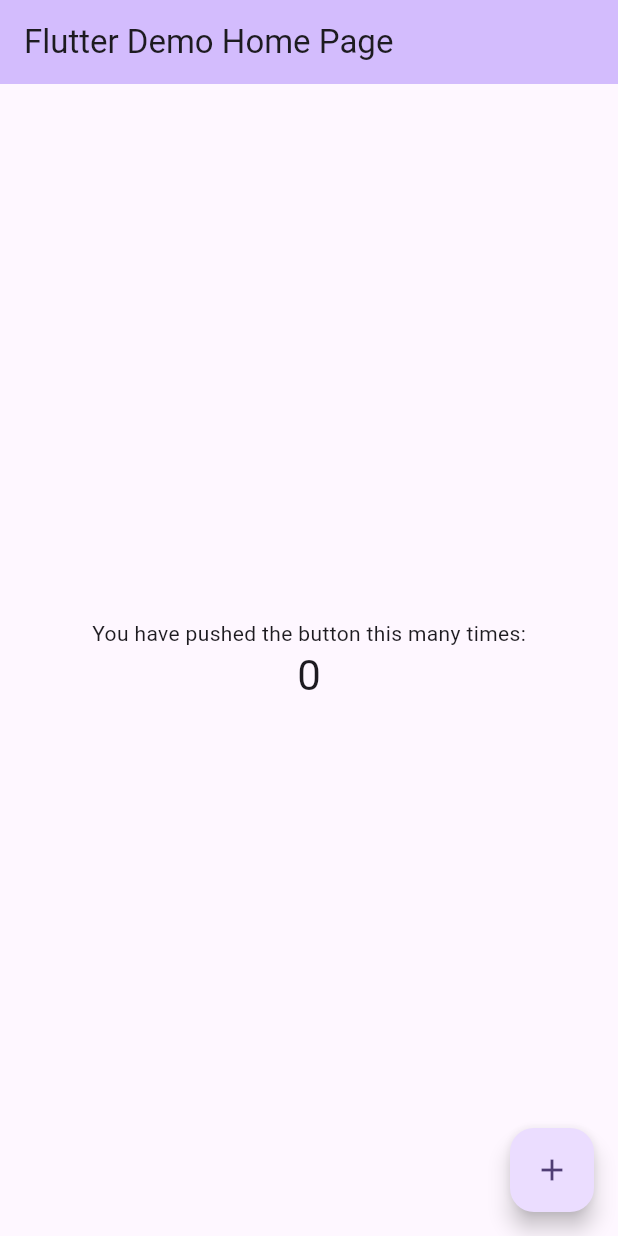
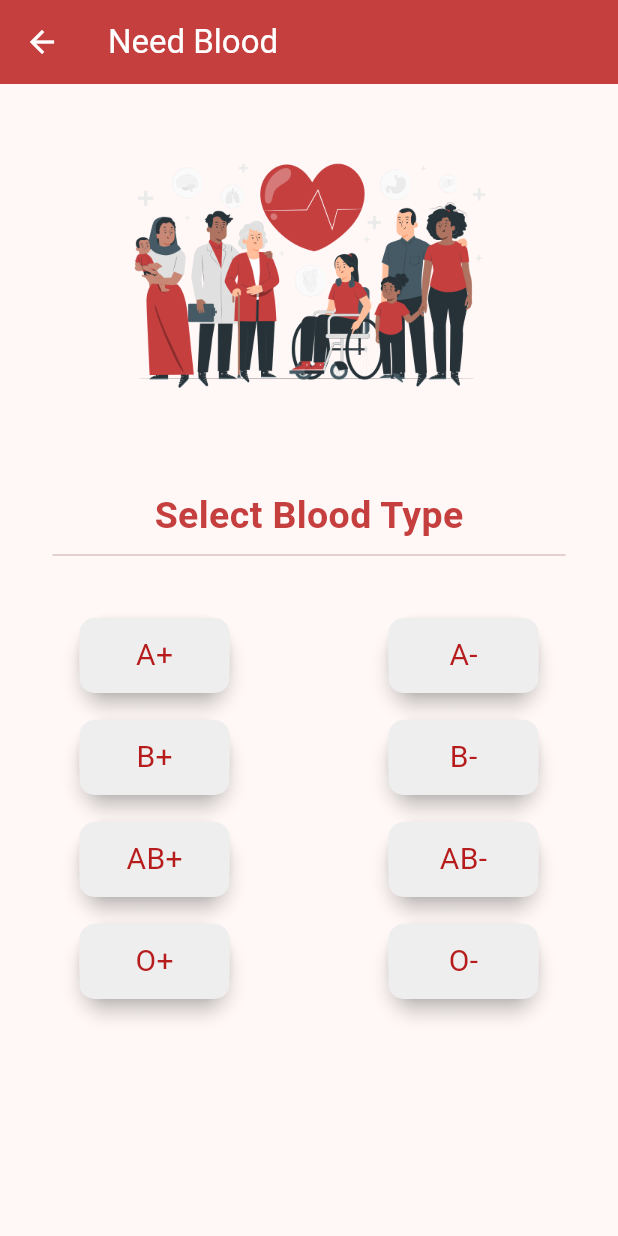
Before and after one commit to AroojAslam/blood_donation_app, a Flutter app: the screen it shows after launch, on a phone screen of 412 x 824 dp. Run offline on Flutter 3.47's test engine with Material 2 defaults, Android fonts, the phone set to English and light mode, and no system bars.

Commit message:
design ui

```diff
--- /dev/null
+++ b/lib/UI/Pages/blood_type.dart
@@ -0,0 +1,118 @@
+
+import 'package:blood_donation_app/UI/Pages/need_blood.dart';
+import 'package:flutter/material.dart';
+
+import '../constants.dart';
+import 'chose_type.dart';
+
+class BloodTyps extends StatefulWidget {
+  const BloodTyps({super.key});
+
+  @override
+  State<BloodTyps> createState() => _BloodTypsState();
+}
+
+class _BloodTypsState extends State<BloodTyps> {
+  @override
+  Widget build(BuildContext context) {
+    return SafeArea(child: Scaffold(
+      appBar: AppBar(
+        backgroundColor: darkRed(),
+        title: Text('Need Blood',style: TextStyle(color: Colors.white),),
+        leading: IconButton(
+          icon: Icon(Icons.arrow_back,color: Colors.white),
+          onPressed: (){
+            Navigator.push(context, MaterialPageRoute(builder: (context) => ChoosePage(),));
+          },
+        ),
+      ),
+      body: Center(
+        child: Column(
+
+          children: [
+            Image(
+              height: 250,
+                width: 250,
+                image: AssetImage('assets/images/blood_type.png')),
+            SizedBox(height: 20,),
+            Text('Select Blood Type',style: TextStyle(color: darkRed(),fontSize: 25,fontWeight: FontWeight.bold),),
+           Divider(endIndent: 35,indent: 35),
+
+            SizedBox(height: 30,),
+            Row(
+              mainAxisAlignment: MainAxisAlignment.spaceEvenly,
+              children: [
+              bloodGroupCard(
+                "A+",
+               () {
+                 Navigator.push(context, MaterialPageRoute(builder: (context) => NeedBlood(),));
+               },
+              ),
+              SizedBox(height: 30),
+              bloodGroupCard(
+                "A-",
+                () {
+
+                },
+              ),
+            ],),
+            SizedBox(height: 10,),
+            Row(
+              mainAxisAlignment: MainAxisAlignment.spaceEvenly,
+              children: [
+              bloodGroupCard(
+                "B+",
+                    () {
+
+                },
+              ),
+              SizedBox(height: 30),
+              bloodGroupCard(
+                "B-",
+                    () {
+
+                },
+              ),
+            ],),
+            SizedBox(height: 10,),
+            Row(
+              mainAxisAlignment: MainAxisAlignment.spaceEvenly,
+              children: [
+              bloodGroupCard(
+                "AB+",
+                    () {
+
+                },
+              ),
+              SizedBox(height: 30),
+              bloodGroupCard(
+                "AB-",
+                    () {
+
+                },
+              ),
+            ],),
+            SizedBox(height: 10,),
+            Row(
+              mainAxisAlignment: MainAxisAlignment.spaceEvenly,
+              children: [
+              bloodGroupCard(
+                "O+",
+                    () {
+
+                },
+              ),
+              SizedBox(height: 30),
+              bloodGroupCard(
+                "O-",
+                    () {
+
+                },
+              ),
+            ],),
+          ],
+        ),
+      ),
+    ));
+  }
+}
--- /dev/null
+++ b/lib/UI/constants.dart
@@ -0,0 +1,84 @@
+import 'dart:ui';
+
+import 'package:flutter/material.dart';
+
+Color darkRed(){
+  return Color.fromRGBO(197, 63, 63, 1);
+}
+Widget customCard(Color color, String imagePath, String text, Color textColor,VoidCallback ontap ) {
+  return Card(
+    elevation: 5,
+    shape: RoundedRectangleBorder(
+      borderRadius: BorderRadius.circular(20),
+    ),
+    child: Container(
+      height: 220,
+      width: 220,
+      decoration: BoxDecoration(
+        color: color.withOpacity(0.3),
+        borderRadius: BorderRadius.circular(20),
+      ),
+      child: Column(
+        mainAxisAlignment: MainAxisAlignment.center,
+        children: [
+          Image(
+            height: 120,
+            width: 120,
+            image: AssetImage(imagePath),
+          ),
+          SizedBox(height: 10),
+          GestureDetector(
+            onTap: ontap,
+            child: Card(
+              elevation: 5,
+              shape: RoundedRectangleBorder(
+                borderRadius: BorderRadius.circular(20),
+              ),
+              child: Container(
+                height: 50,
+                width: 170,
+                decoration: BoxDecoration(
+                  color: Colors.grey.shade100,
+                  borderRadius: BorderRadius.circular(10),
+                ),
+                child: Center(
+                  child: Text(
+                    text,
+                    style: TextStyle(color: textColor, fontSize: 20),
+                  ),
+                ),
+              ),
+            ),
+          ),
+        ],
+      ),
+    ),
+  );
+}
+
+
+Widget bloodGroupCard( String text, VoidCallback ontap ) {
+  return  GestureDetector(
+    onTap: ontap,
+    child: Card(
+      elevation: 5,
+      shape: RoundedRectangleBorder(
+        borderRadius: BorderRadius.circular(20),
+      ),
+      child: Container(
+        height: 50,
+        width: 100,
+        decoration: BoxDecoration(
+          color: Colors.grey.shade200,
+          borderRadius: BorderRadius.circular(10),
+        ),
+        child: Center(
+          child: Text(
+            text,
+            style: TextStyle(color: Colors.red.shade900, fontSize: 20),
+          ),
+        ),
+      ),
+    ),
+  );
+}
--- a/lib/main.dart
+++ b/lib/main.dart
@@ -1,4 +1,10 @@
 import 'package:flutter/material.dart';
+
+import 'UI/Pages/blood_type.dart';
+import 'UI/Pages/chose_type.dart';
+import 'UI/Pages/donate_blood_form.dart';
+import 'UI/constants.dart';
+import 'UI/splash_screen.dart';
 
 void main() {
   runApp(const MyApp());
@@ -11,115 +17,13 @@ class MyApp extends StatelessWidget {
   @override
   Widget build(BuildContext context) {
     return MaterialApp(
+      debugShowCheckedModeBanner: false,
       title: 'Flutter Demo',
       theme: ThemeData(
-        // This is the theme of your application.
-        //
-        // TRY THIS: Try running your application with "flutter run". You'll see
-        // the application has a blue toolbar. Then, without quitting the app,
-        // try changing the seedColor in the colorScheme below to Colors.green
-        // and then invoke "hot reload" (save your changes or press the "hot
-        // reload" button in a Flutter-supported IDE, or press "r" if you used
-        // the command line to start the app).
-        //
-        // Notice that the counter didn't reset back to zero; the application
-        // state is not lost during the reload. To reset the state, use hot
-        // restart instead.
-        //
-        // This works for code too, not just values: Most code changes can be
-        // tested with just a hot reload.
-        colorScheme: ColorScheme.fromSeed(seedColor: Colors.deepPurple),
+        colorScheme: ColorScheme.fromSeed(seedColor: darkRed()),
         useMaterial3: true,
       ),
-      home: const MyHomePage(title: 'Flutter Demo Home Page'),
+      home: BloodTyps(),
     );
   }
 }
-
-class MyHomePage extends StatefulWidget {
-  const MyHomePage({super.key, required this.title});
-
-  // This widget is the home page of your application. It is stateful, meaning
-  // that it has a State object (defined below) that contains fields that affect
-  // how it looks.
-
-  // This class is the configuration for the state. It holds the values (in this
-  // case the title) provided by the parent (in this case the App widget) and
-  // used by the build method of the State. Fields in a Widget subclass are
-  // always marked "final".
-
-  final String title;
-
-  @override
-  State<MyHomePage> createState() => _MyHomePageState();
-}
-
-class _MyHomePageState extends State<MyHomePage> {
-  int _counter = 0;
-
-  void _incrementCounter() {
-    setState(() {
-      // This call to setState tells the Flutter framework that something has
-      // changed in this State, which causes it to rerun the build method below
-      // so that the display can reflect the updated values. If we changed
-      // _counter without calling setState(), then the build method would not be
-      // called again, and so nothing would appear to happen.
-      _counter++;
-    });
-  }
-
-  @override
-  Widget build(BuildContext context) {
-    // This method is rerun every time setState is called, for instance as done
-    // by the _incrementCounter method above.
-    //
-    // The Flutter framework has been optimized to make rerunning build methods
-    // fast, so that you can just rebuild anything that needs updating rather
-    // than having to individually change instances of widgets.
-    return Scaffold(
-      appBar: AppBar(
-        // TRY THIS: Try changing the color here to a specific color (to
-        // Colors.amber, perhaps?) and trigger a hot reload to see the AppBar
-        // change color while the other colors stay the same.
-        backgroundColor: Theme.of(context).colorScheme.inversePrimary,
-        // Here we take the value from the MyHomePage object that was created by
-        // the App.build method, and use it to set our appbar title.
-        title: Text(widget.title),
-      ),
-      body: Center(
-        // Center is a layout widget. It takes a single child and positions it
-        // in the middle of the parent.
-        child: Column(
-          // Column is also a layout widget. It takes a list of children and
-          // arranges them vertically. By default, it sizes itself to fit its
-          // children horizontally, and tries to be as tall as its parent.
-          //
-          // Column has various properties to control how it sizes itself and
-          // how it positions its children. Here we use mainAxisAlignment to
-          // center the children vertically; the main axis here is the vertical
-          // axis because Columns are vertical (the cross axis would be
-          // horizontal).
-          //
-          // TRY THIS: Invoke "debug painting" (choose the "Toggle Debug Paint"
-          // action in the IDE, or press "p" in the console), to see the
-          // wireframe for each widget.
-          mainAxisAlignment: MainAxisAlignment.center,
-          children: <Widget>[
-            const Text(
-              'You have pushed the button this many times:',
-            ),
-            Text(
-              '$_counter',
-              style: Theme.of(context).textTheme.headlineMedium,
-            ),
-          ],
-        ),
-      ),
-      floatingActionButton: FloatingActionButton(
-        onPressed: _incrementCounter,
-        tooltip: 'Increment',
-        child: const Icon(Icons.add),
-      ), // This trailing comma makes auto-formatting nicer for build methods.
-    );
-  }
-}
--- a/pubspec.yaml
+++ b/pubspec.yaml
@@ -59,9 +59,8 @@ flutter:
   uses-material-design: true
 
   # To add assets to your application, add an assets section, like this:
-  # assets:
-  #   - images/a_dot_burr.jpeg
-  #   - images/a_dot_ham.jpeg
+  assets:
+    - assets/images/
 
   # An image asset can refer to one or more resolution-specific "variants", see
   # https://flutter.dev/assets-and-images/#resolution-aware
```
Also changed, not shown: lib/UI/Pages/chose_type.dart (added, +59 -0 lines), lib/UI/Pages/donate_blood_form.dart (added, +107 -0 lines), lib/UI/Pages/need_blood.dart (added, +51 -0 lines), lib/UI/splash_screen.dart (added, +47 -0 lines), assets/images/Blood_donation.png (added), assets/images/blood_type.png (added), assets/images/need_blood.png (added), assets/images/splashScreen.png (added), lib/UI/Auth/login_page.dart (added), lib/UI/Auth/signup_page.dart (added), lib/UI/Auth/start_page.dart (added).
